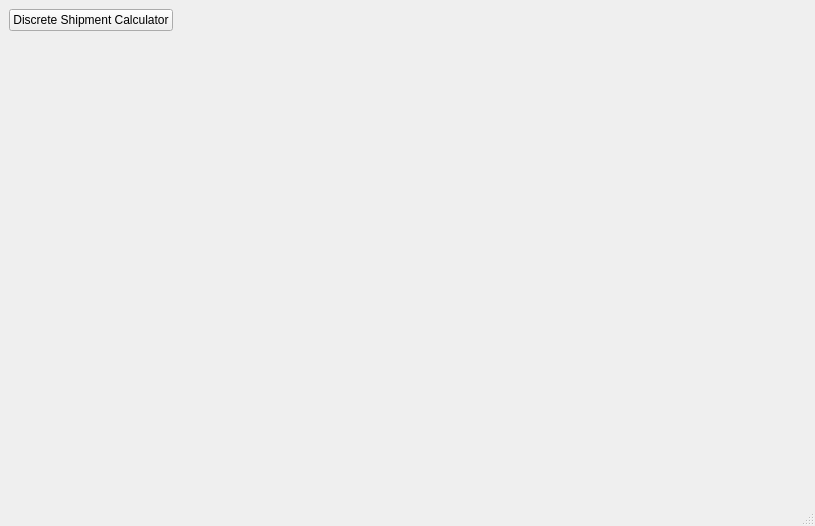
leothehero/Prun-Shipment-Manager, file ui/PSMMainWindow.ui: the form before one commit.
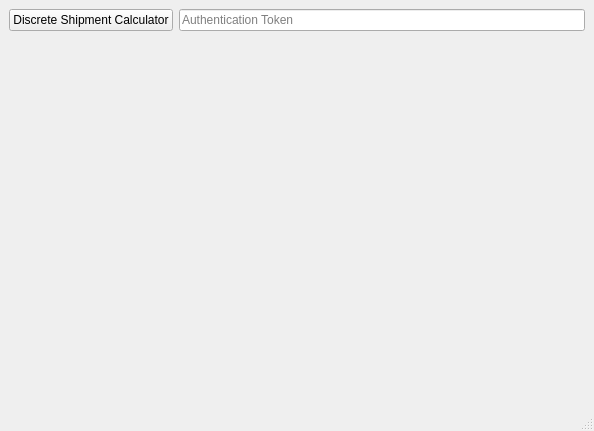
The form after the commit.

Patch:
```diff
--- a/ui/PSMMainWindow.ui
+++ b/ui/PSMMainWindow.ui
@@ -6,8 +6,8 @@
    <rect>
     <x>0</x>
     <y>0</y>
-    <width>815</width>
-    <height>526</height>
+    <width>594</width>
+    <height>431</height>
    </rect>
   </property>
   <property name="sizePolicy">
@@ -61,7 +61,7 @@
       </property>
       <layout class="QHBoxLayout" name="horizontalLayout">
        <property name="spacing">
-        <number>0</number>
+        <number>6</number>
        </property>
        <property name="leftMargin">
         <number>0</number>
@@ -83,17 +83,17 @@
         </widget>
        </item>
        <item>
-        <spacer name="horizontalSpacer">
-         <property name="orientation">
-          <enum>Qt::Orientation::Horizontal</enum>
+        <widget class="QLineEdit" name="authTokenEdit">
+         <property name="text">
+          <string/>
          </property>
-         <property name="sizeHint" stdset="0">
-          <size>
-           <width>0</width>
-           <height>20</height>
-          </size>
+         <property name="echoMode">
+          <enum>QLineEdit::EchoMode::Normal</enum>
          </property>
-        </spacer>
+         <property name="placeholderText">
+          <string>Authentication Token</string>
+         </property>
+        </widget>
        </item>
       </layout>
      </widget>
```
Left out of the diff: 23 changed lines with no effect on the pictures.
